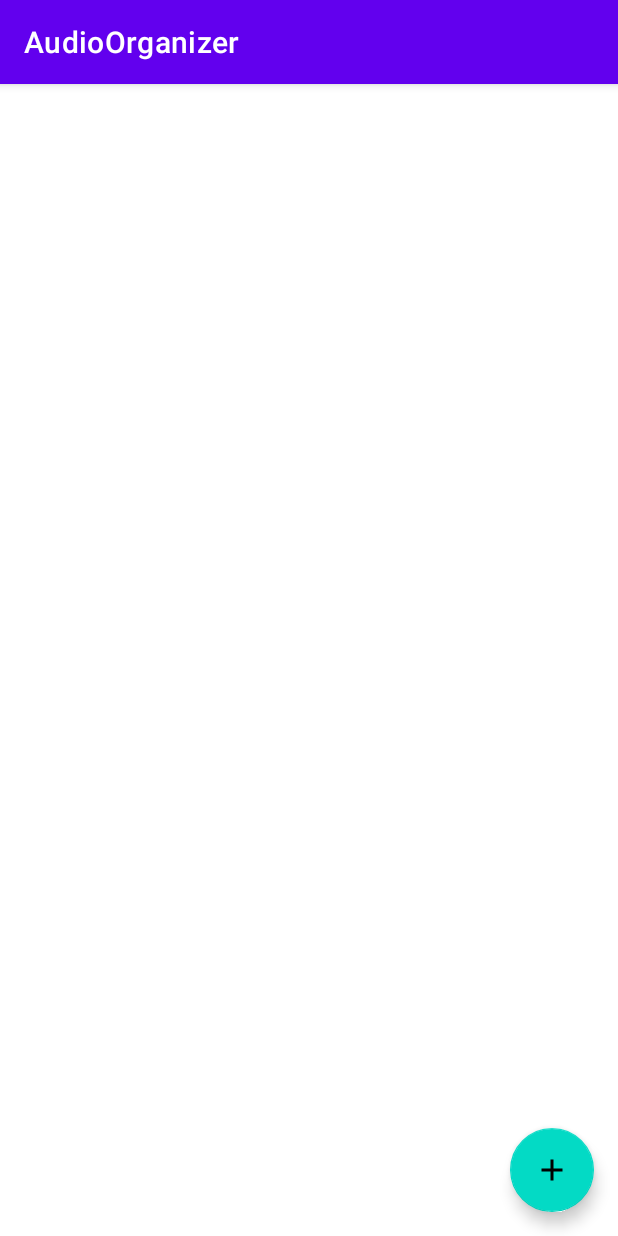
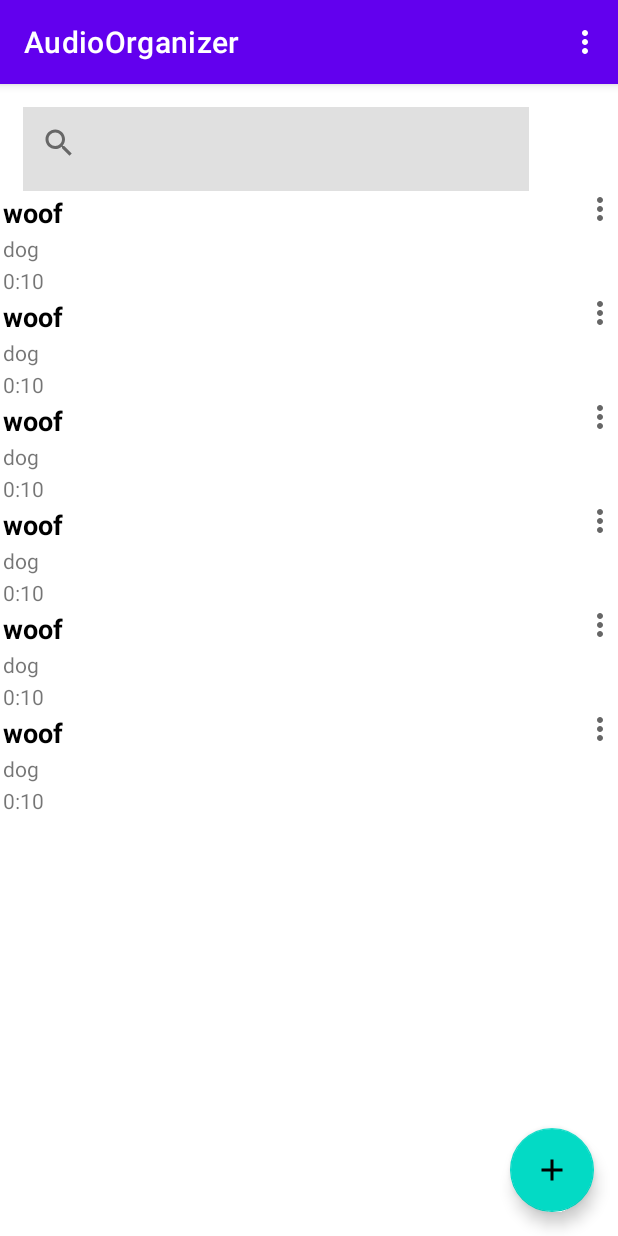
Before and after one commit to vanrit/Practice-Audio, an Android app: the screen it shows after launch (MainActivity), on a phone screen of 412 x 824 dp. Run offline under Robolectric (Android 15) with nearby library versions, the phone set to English and light mode, and no system bars.

Commit message:
RecycleView List, Adapter added

```diff
--- /dev/null
+++ b/Android_App/app/src/main/java/natalia/doskach/audioorganizer/Audio.java
@@ -0,0 +1,15 @@
+package natalia.doskach.audioorganizer;
+
+public class Audio {
+    public String name;
+    public String author;
+    public int len;
+    public String path;
+    public Audio(String name, String author, int length, String path){
+        this.name = name;
+        this.author = author;
+        this.len = length;
+        this.path = path;
+
+    }
+}
--- /dev/null
+++ b/Android_App/app/src/main/java/natalia/doskach/audioorganizer/AudioListAdapter.java
@@ -0,0 +1,97 @@
+package natalia.doskach.audioorganizer;
+
+
+import android.view.LayoutInflater;
+import android.view.View;
+import android.view.ViewGroup;
+import android.widget.ImageButton;
+import android.widget.TextView;
+
+import androidx.recyclerview.widget.RecyclerView;
+
+import java.util.ArrayList;
+import java.util.List;
+
+public class AudioListAdapter extends RecyclerView.Adapter<AudioListAdapter.ViewHolder> {
+
+    private ArrayList<Audio> localDataSet;
+
+    /**
+     * Provide a reference to the type of views that you are using
+     * (custom ViewHolder).
+     */
+    public static class ViewHolder extends RecyclerView.ViewHolder {
+        private final TextView twAuthor;
+        private final TextView twTitle;
+        private final TextView twLength;
+        private final ImageButton menuBtn;
+
+        public ViewHolder(View view) {
+            super(view);
+            // Define click listener for the ViewHolder's View
+
+            twAuthor = (TextView) view.findViewById(R.id.authorTW);
+            twTitle = (TextView) view.findViewById(R.id.nameTW);
+            twLength = (TextView) view.findViewById(R.id.lengthTW);
+            menuBtn = (ImageButton) view.findViewById(R.id.listMenuBtn);
+            menuBtn.setOnClickListener(new ImageButton.OnClickListener() {
+                public void onClick(View v) {
+                    //open menu
+                }
+            });
+        }
+
+        void openMenu(View v){
+
+        }
+
+        public TextView getAuthorTW() {
+            return twAuthor;
+        }
+
+        public TextView getTitleTW() {
+            return twTitle;
+        }
+
+        public TextView getLengthTW() {
+            return twLength;
+        }
+    }
+
+    /**
+     * Initialize the dataset of the Adapter.
+     *
+     * @param dataSet String[] containing the data to populate views to be used
+     * by RecyclerView.
+     */
+    public AudioListAdapter(ArrayList<Audio> dataSet) {
+        localDataSet = dataSet;
+    }
+
+    // Create new views (invoked by the layout manager)
+    @Override
+    public ViewHolder onCreateViewHolder(ViewGroup viewGroup, int viewType) {
+        // Create a new view, which defines the UI of the list item
+        View view = LayoutInflater.from(viewGroup.getContext())
+                .inflate(R.layout.audio_list_item, viewGroup, false);
+
+        return new ViewHolder(view);
+    }
+
+    // Replace the contents of a view (invoked by the layout manager)
+    @Override
+    public void onBindViewHolder(ViewHolder viewHolder, final int position) {
+
+        // Get element from your dataset at this position and replace the
+        // contents of the view with that element
+        viewHolder.getAuthorTW().setText(localDataSet.get(position).author);
+        viewHolder.getLengthTW().setText(localDataSet.get(position).len/60+":"+localDataSet.get(position).len%60);
+        viewHolder.getTitleTW().setText(localDataSet.get(position).name);
+    }
+
+    // Return the size of your dataset (invoked by the layout manager)
+    @Override
+    public int getItemCount() {
+        return localDataSet.size();
+    }
+}
--- a/Android_App/app/src/main/java/natalia/doskach/audioorganizer/MainActivity.java
+++ b/Android_App/app/src/main/java/natalia/doskach/audioorganizer/MainActivity.java
@@ -5,6 +5,8 @@ import androidx.activity.result.ActivityResultCallback;
 import androidx.activity.result.ActivityResultLauncher;
 import androidx.activity.result.contract.ActivityResultContracts;
 import androidx.appcompat.app.AppCompatActivity;
+import androidx.recyclerview.widget.LinearLayoutManager;
+import androidx.recyclerview.widget.RecyclerView;
 
 import android.app.Activity;
 import android.app.Instrumentation;
@@ -12,13 +14,25 @@ import android.content.Intent;
 import android.graphics.drawable.Icon;
 import android.os.Bundle;
 import android.util.Log;
+import android.view.Menu;
+import android.view.MenuInflater;
+import android.view.MenuItem;
 import android.view.View;
+import android.widget.ListAdapter;
+import android.widget.ListView;
 
 import com.google.android.material.floatingactionbutton.ExtendedFloatingActionButton;
 import com.google.android.material.floatingactionbutton.FloatingActionButton;
 
+import java.util.ArrayList;
+import java.util.List;
+
 //activity for a list of recordings
 public class MainActivity extends AppCompatActivity {
+
+    ArrayList<Audio> audios;
+    AudioListAdapter a;
+    RecyclerView list;
     boolean isFloatingMenuOpen = false;
     ActivityResultLauncher<Intent> audioActivityResultLauncher = registerForActivityResult(
             new ActivityResultContracts.StartActivityForResult(),
@@ -33,6 +47,25 @@ public class MainActivity extends AppCompatActivity {
     protected void onCreate(Bundle savedInstanceState) {
         super.onCreate(savedInstanceState);
         setContentView(R.layout.activity_main);
+        audios = new ArrayList<>();
+        audios.add(new Audio("woof","dog",10,"woof.mp3"));
+        audios.add(new Audio("woof","dog",10,"woof.mp3"));
+        audios.add(new Audio("woof","dog",10,"woof.mp3"));
+        audios.add(new Audio("woof","dog",10,"woof.mp3"));
+        audios.add(new Audio("woof","dog",10,"woof.mp3"));
+        audios.add(new Audio("woof","dog",10,"woof.mp3"));
+        list = findViewById(R.id.audioList);
+        a = new AudioListAdapter(audios);
+        list.setAdapter(a);
+        list.setLayoutManager(new LinearLayoutManager(this));
+        a.notifyDataSetChanged();
+    }
+
+    @Override
+    public boolean onCreateOptionsMenu(Menu menu) {
+        MenuInflater inflater = getMenuInflater();
+        inflater.inflate(R.menu.overflow_menu, menu);
+        return true;
     }
 
     public void openRecordAudio(View view) {
@@ -72,4 +105,10 @@ public class MainActivity extends AppCompatActivity {
         }
         isFloatingMenuOpen = !isFloatingMenuOpen;
     }
+
+    public void logout(MenuItem item) {
+    }
+
+    public void synchronize(MenuItem item) {
+    }
 }
--- /dev/null
+++ b/Android_App/app/src/main/res/drawable/ic_more_vert.xml
@@ -0,0 +1,10 @@
+<vector xmlns:android="http://schemas.android.com/apk/res/android"
+    android:width="24dp"
+    android:height="24dp"
+    android:viewportWidth="24"
+    android:viewportHeight="24"
+    android:tint="?attr/colorControlNormal">
+  <path
+      android:fillColor="@android:color/white"
+      android:pathData="M12,8c1.1,0 2,-0.9 2,-2s-0.9,-2 -2,-2 -2,0.9 -2,2 0.9,2 2,2zM12,10c-1.1,0 -2,0.9 -2,2s0.9,2 2,2 2,-0.9 2,-2 -0.9,-2 -2,-2zM12,16c-1.1,0 -2,0.9 -2,2s0.9,2 2,2 2,-0.9 2,-2 -0.9,-2 -2,-2z"/>
+</vector>
--- /dev/null
+++ b/Android_App/app/src/main/res/drawable/ic_search.xml
@@ -0,0 +1,10 @@
+<vector xmlns:android="http://schemas.android.com/apk/res/android"
+    android:width="24dp"
+    android:height="24dp"
+    android:viewportWidth="24"
+    android:viewportHeight="24"
+    android:tint="?attr/colorControlNormal">
+  <path
+      android:fillColor="@android:color/white"
+      android:pathData="M15.5,14h-0.79l-0.28,-0.27C15.41,12.59 16,11.11 16,9.5 16,5.91 13.09,3 9.5,3S3,5.91 3,9.5 5.91,16 9.5,16c1.61,0 3.09,-0.59 4.23,-1.57l0.27,0.28v0.79l5,4.99L20.49,19l-4.99,-5zM9.5,14C7.01,14 5,11.99 5,9.5S7.01,5 9.5,5 14,7.01 14,9.5 11.99,14 9.5,14z"/>
+</vector>
--- a/Android_App/app/src/main/res/layout/activity_main.xml
+++ b/Android_App/app/src/main/res/layout/activity_main.xml
@@ -4,9 +4,31 @@
     xmlns:tools="http://schemas.android.com/tools"
     android:layout_width="match_parent"
     android:layout_height="match_parent"
-    tools:context=".MainActivity">
+    tools:context=".MainActivity"
+    android:focusable="true"
+    android:focusableInTouchMode="true"
+    >
     <!-- Main content -->
 
+    <com.google.android.material.textfield.TextInputLayout
+        android:id="@+id/textField"
+        android:layout_width="match_parent"
+        android:layout_height="wrap_content"
+        android:layout_margin="15dp"
+        app:startIconDrawable="@drawable/ic_search"
+        app:layout_constraintTop_toTopOf="parent"
+        tools:layout_editor_absoluteX="15dp"
+        app:boxStrokeWidth="0dp"
+        app:boxStrokeWidthFocused="0dp"
+        app:shapeAppearance="@style/RoundedBox">
+
+        <com.google.android.material.textfield.TextInputEditText
+            android:layout_width="337dp"
+            android:layout_height="wrap_content"
+            android:maxLines="1"
+            android:inputType="text"/>
+
+    </com.google.android.material.textfield.TextInputLayout>
 
     <com.google.android.material.floatingactionbutton.ExtendedFloatingActionButton
         android:id="@+id/fab2"
@@ -72,4 +94,14 @@
         app:layout_constraintEnd_toEndOf="parent"
         app:srcCompat="@drawable/ic_add" />
 
+    <androidx.recyclerview.widget.RecyclerView
+        android:id="@+id/audioList"
+        app:layout_constraintTop_toBottomOf="@id/textField"
+        android:layout_width="match_parent"
+        android:layout_height="wrap_content"
+        tools:layout_editor_absoluteX="1dp"
+        tools:layout_editor_absoluteY="72dp"
+        />
+
+
 </androidx.constraintlayout.widget.ConstraintLayout>
--- /dev/null
+++ b/Android_App/app/src/main/res/layout/audio_list_item.xml
@@ -0,0 +1,65 @@
+<?xml version="1.0" encoding="utf-8"?>
+<androidx.constraintlayout.widget.ConstraintLayout xmlns:android="http://schemas.android.com/apk/res/android"
+    xmlns:app="http://schemas.android.com/apk/res-auto"
+    xmlns:tools="http://schemas.android.com/tools"
+    android:layout_width="match_parent"
+    android:layout_height="wrap_content">
+
+    <TextView
+        android:id="@+id/nameTW"
+        android:layout_width="wrap_content"
+        android:layout_height="wrap_content"
+        android:layout_margin="2dp"
+        android:layout_marginStart="223dp"
+        android:ellipsize="end"
+        android:maxLines="1"
+
+        android:text="title"
+        android:textColor="@color/black"
+        android:textSize="18dp"
+        android:textStyle="bold"
+        app:layout_constraintEnd_toEndOf="parent"
+        app:layout_constraintHorizontal_bias="0.0"
+        app:layout_constraintStart_toStartOf="parent"
+        app:layout_constraintTop_toTopOf="parent" />
+
+    <TextView
+        android:id="@+id/authorTW"
+        android:layout_width="wrap_content"
+        android:layout_height="wrap_content"
+        android:layout_margin="2dp"
+        android:ellipsize="end"
+        android:maxLines="1"
+        android:text="author"
+        app:layout_constraintEnd_toEndOf="parent"
+        app:layout_constraintHorizontal_bias="0.0"
+        app:layout_constraintStart_toStartOf="parent"
+        app:layout_constraintTop_toBottomOf="@+id/nameTW" />
+
+    <TextView
+        android:id="@+id/lengthTW"
+        android:layout_width="wrap_content"
+        android:layout_height="wrap_content"
+        android:layout_margin="2dp"
+        android:ellipsize="end"
+        android:maxLines="1"
+        android:text="0:00"
+        app:layout_constraintEnd_toEndOf="parent"
+        app:layout_constraintHorizontal_bias="0.0"
+        app:layout_constraintStart_toStartOf="parent"
+        app:layout_constraintTop_toBottomOf="@+id/authorTW" />
+
+    <ImageButton
+        android:src="@drawable/ic_more_vert"
+        android:id="@+id/listMenuBtn"
+        android:layout_width="wrap_content"
+        android:layout_height="wrap_content"
+        android:layout_gravity="right"
+        android:textAllCaps="false"
+        android:textColor="@color/white"
+        android:background="@null"
+        app:layout_constraintEnd_toEndOf="parent"
+        app:layout_constraintTop_toTopOf="parent" />
+
+
+</androidx.constraintlayout.widget.ConstraintLayout>
--- /dev/null
+++ b/Android_App/app/src/main/res/menu/overflow_menu.xml
@@ -0,0 +1,7 @@
+<?xml version="1.0" encoding="utf-8"?>
+<menu xmlns:android="http://schemas.android.com/apk/res/android">
+
+    <item android:title="синхронизировать с сервером" android:id="@+id/sinchItem" android:onClick="synchronize"/>
+
+    <item android:title="выйти из профиля" android:id="@+id/logoutItem" android:onClick="logout"/>
+</menu>
--- a/Android_App/app/src/main/res/values/strings.xml
+++ b/Android_App/app/src/main/res/values/strings.xml
@@ -4,4 +4,5 @@
     <string name="wave_image_description">Music Wave Image</string>
     <string name="login">ЛОГИН/E-MAIL</string>
     <string name="hintlogin">anonymus123</string>
+    <string name="search_hint">search</string>
 </resources>
--- a/Android_App/app/src/main/res/values/themes.xml
+++ b/Android_App/app/src/main/res/values/themes.xml
@@ -13,4 +13,16 @@
         <item name="android:statusBarColor" tools:targetApi="l">?attr/colorPrimaryVariant</item>
         <!-- Customize your theme here. -->
     </style>
+
+    <style name="RoundedBox" parent="Widget.MaterialComponents.TextInputLayout.FilledBox">
+        <item name="shapeAppearanceOverlay">
+            @style/ShapeAppearanceOverlay.MyApp.TextInputLayout.Rounded
+        </item>
+    </style>
+
+    <style name="ShapeAppearanceOverlay.MyApp.TextInputLayout.Rounded" parent="">
+        <item name="cornerFamily">rounded</item>
+        <item name="cornerSize">32dp</item>
+    </style>
+
 </resources>
```
